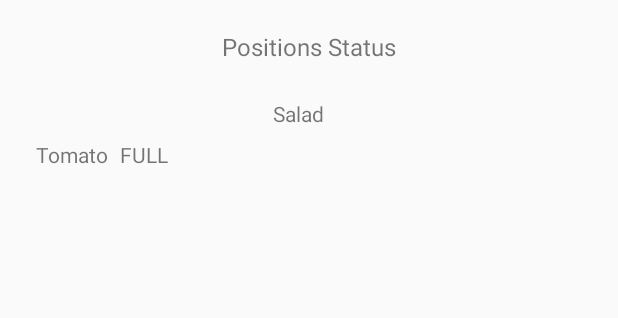
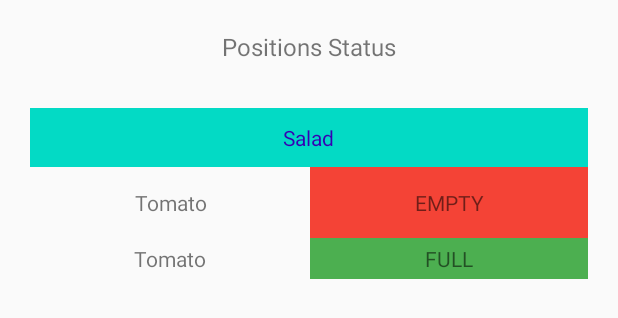
Before and after one commit to omere9823/BETAOMER, an Android app: the layout content_positions_status.xml on its own in the app's theme, with its tools: preview values and no code run, on a phone screen of 412 x 824 dp. Shown: the top 318 px of the screen. Run offline under Robolectric (Android 15) with nearby library versions, the phone set to English and light mode, and no system bars.

Commit message:
TEN PUSH!

```diff
--- a/app/src/main/res/layout/content_positions_status.xml
+++ b/app/src/main/res/layout/content_positions_status.xml
@@ -23,21 +23,24 @@
     <TableLayout
         android:id="@+id/cp_tl"
         android:layout_width="0dp"
-        android:layout_height="0dp"
+        android:layout_height="wrap_content"
         android:layout_margin="10dp"
         android:padding="10dp"
-        android:stretchColumns="1"
-        app:layout_constraintBottom_toBottomOf="parent"
+        android:stretchColumns="*"
         app:layout_constraintEnd_toEndOf="parent"
         app:layout_constraintStart_toStartOf="parent"
         app:layout_constraintTop_toBottomOf="@+id/cph1">
 
         <TableRow
-            android:layout_width="fill_parent"
-            android:gravity="center_horizontal"
-            android:layout_height="match_parent">
+            android:layout_marginTop="10dp"
+            android:layout_width="match_parent"
+            android:background="@color/colorAccent"
+            android:layout_height="wrap_content">
             <TextView
-                android:padding="4dp"
+                android:layout_span="2"
+                android:padding="10dp"
+                android:layout_gravity="center"
+                android:textColor="@color/colorPrimaryDark"
                 android:layout_width="fill_parent"
                 android:layout_height="wrap_content"
                 android:text="Salad" />
@@ -45,23 +48,51 @@
 
         <TableRow
             android:layout_width="fill_parent"
-            android:gravity="center_horizontal"
+            android:layout_height="wrap_content">
+
+            <TextView
+                android:padding="14dp"
+                android:textAlignment="center"
+                android:layout_width="fill_parent"
+                android:layout_height="wrap_content"
+                android:text="Tomato" />
+
+            <TextView
+                android:layout_width="fill_parent"
+                android:textAlignment="center"
+                android:background="@color/empty"
+                android:layout_height="wrap_content"
+                android:padding="14dp"
+                android:text="EMPTY" />
+        </TableRow>
+
+        <TableRow
+            android:layout_width="fill_parent"
             android:layout_height="match_parent">
 
             <TextView
                 android:padding="4dp"
+                android:layout_gravity="center"
                 android:layout_width="match_parent"
                 android:layout_height="wrap_content"
                 android:text="Tomato" />
 
             <TextView
-                android:layout_width="match_parent"
+                android:layout_width="fill_parent"
+                android:textAlignment="center"
+                android:background="@color/full"
                 android:layout_height="wrap_content"
                 android:padding="4dp"
                 android:text="FULL" />
         </TableRow>
 
 
+
+
+
+
+
+
     </TableLayout>
 
 
--- a/app/src/main/res/values/colors.xml
+++ b/app/src/main/res/values/colors.xml
@@ -3,4 +3,9 @@
     <color name="colorPrimary">#6200EE</color>
     <color name="colorPrimaryDark">#3700B3</color>
     <color name="colorAccent">#03DAC5</color>
+
+    <color name="full">#4CAF50</color>
+    <color name="med">#FFC107</color>
+    <color name="low">#FF9800</color>
+    <color name="empty">#F44336</color>
 </resources>
```
Also changed, not shown: app/src/main/java/com/example/betaomer/PositionsStatus.java (+62 -21 lines).
